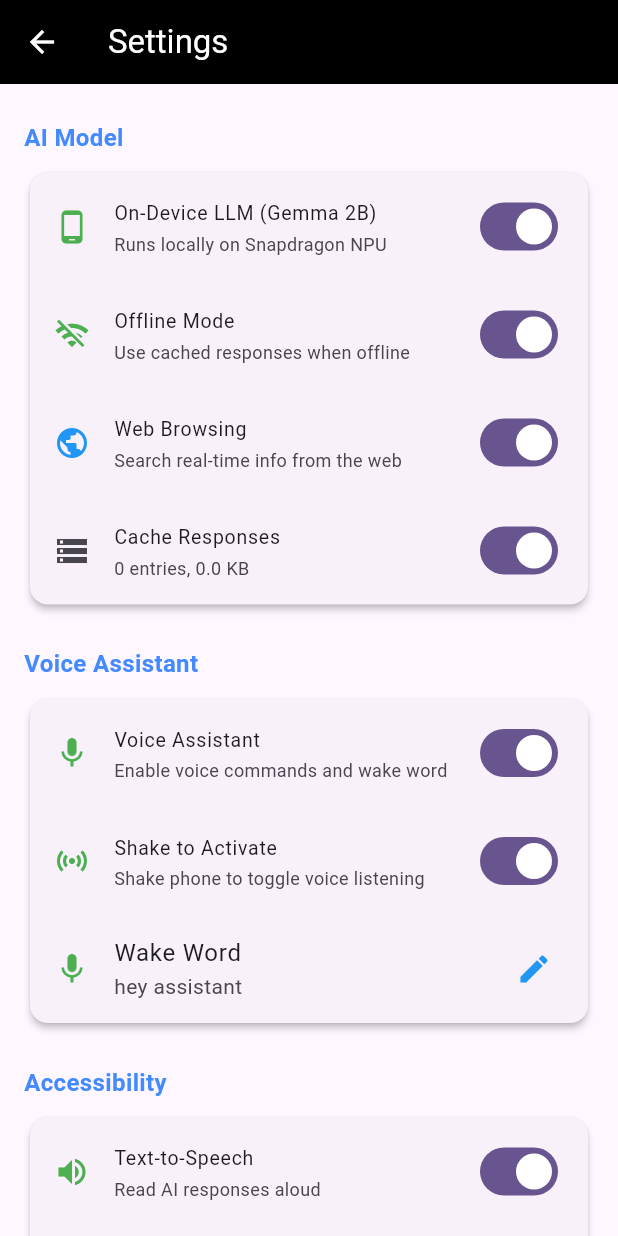
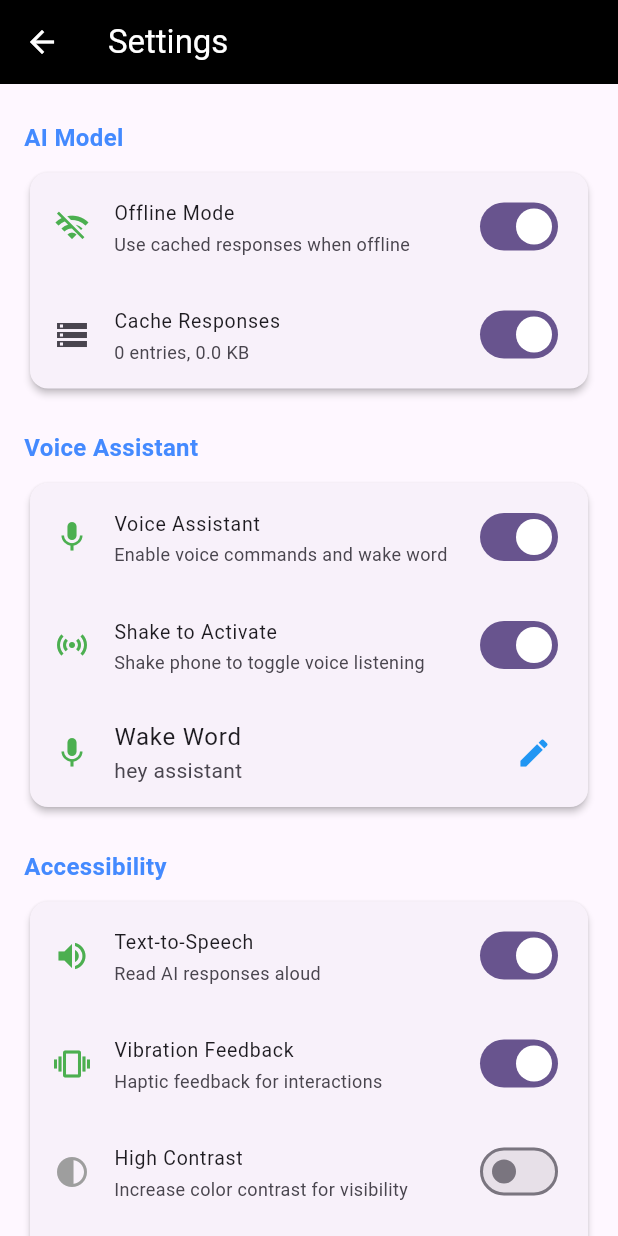
Before and after one commit to jhansipallapothu/iqoo-hackathon, a Flutter app: the screen it shows after launch, after a tap on the "gps fixed" icon, after a tap on the "mail outline" icon, after a tap on the "settings" icon, on a phone screen of 412 x 824 dp. Run offline on Flutter 3.47's test engine with Material 3 defaults, Android fonts, the phone set to English and light mode, and no system bars; our stand-ins replace camera, connectivity_plus, dash_chat_2, flutter_gemini, flutter_tts, geocoding and 6 more; missing offline and left inert: another_telephony, google_mlkit_text_recognition.

Commit message:
Fixes from the device test pass + brutal-review S1 items
- homepage AppBar: mode name was truncating to "Rea..." / "Expl...". Removed
  the (now inert) voice-assistant button, titleSpacing 8, font 21, fade
  overflow. "Read & Explain" now fits.
- sms_classifier: OTP fraud rule was flagging legit brand OTPs that carry
  their own vanity domain ("...-PWALLA @www.pw.live") as SCAM. Now DANGER only
  for a real tappable link (http/shortener), "click", "call"+number, or
  link+urgency; a bare domain is CAUTION ("type the address yourself"). Self-
  check updated, passes.
- ai_service: on a TimeoutException, stop trying more models (network is down,
  the next model times out too) - was burning 3x15s. Non-timeout errors
  (503/404) still fall through to the next model.
- config_service: _loadConfigs now re-applies saved feature_* prefs after
  loading the asset defaults - Settings toggles were resetting every restart.
- settings_screen: removed the On-Device LLM and Web Browsing toggles (neither
  feature is wired). Dead fields/cases cleaned.

Co-Authored-By: Claude Sonnet 5 <noreply@anthropic.com>
Claude-Session: https://claude.ai/code/session_01WSTdr2X8bAFz29ncqyeHEf

```diff
--- a/lib/screens/homepage.dart
+++ b/lib/screens/homepage.dart
@@ -640,6 +640,7 @@ class _HomeScreenState extends State<HomeScreen> with WidgetsBindingObserver {
     return AppBar(
       automaticallyImplyLeading: false,
       toolbarHeight: 72,
+      titleSpacing: 8, // don't let the actions squeeze the mode name to "Rea…"
       // The most prominent text = what mode you're in and how to use it, big and
       // bold. The address lives in the spoken location sentence, not here.
       title: Semantics(
@@ -652,15 +653,18 @@ class _HomeScreenState extends State<HomeScreen> with WidgetsBindingObserver {
           children: [
             Text(
               _getModeName(_selectedIndex),
+              maxLines: 1,
+              softWrap: false,
+              overflow: TextOverflow.fade,
               style: const TextStyle(
                 color: Colors.white,
-                fontSize: 24,
+                fontSize: 21,
                 fontWeight: FontWeight.w800,
               ),
             ),
             Text(
               _modeInstruction(isTamil),
-              style: const TextStyle(color: Colors.white70, fontSize: 13),
+              style: const TextStyle(color: Colors.white70, fontSize: 12),
               maxLines: 1,
               overflow: TextOverflow.ellipsis,
             ),
@@ -669,7 +673,6 @@ class _HomeScreenState extends State<HomeScreen> with WidgetsBindingObserver {
       ),
       backgroundColor: Colors.black,
       actions: [
-        _buildVoiceAssistantButton(isTamil),
         _buildGPSIndicator(),
         _buildNetworkIndicator(isOnline),
         _buildAccessibilityButton(isTamil),
@@ -690,23 +693,6 @@ class _HomeScreenState extends State<HomeScreen> with WidgetsBindingObserver {
           tooltip: _localization.tr('settings'),
         ),
       ],
-    );
-  }
-
-  Widget _buildVoiceAssistantButton(bool isTamil) {
-    return Semantics(
-      button: true,
-      label: _voiceAssistantActive ? (isTamil ? 'தொல்காப்பியний நிறுத்து' : 'Stop Voice Assistant') : (isTamil ? 'தொல்காப்பியன் துவக்கு' : 'Start Voice Assistant'),
-      hint: isTamil ? 'அனைத்து காட்சிகளுக்கும் குரல் கட்டளைகளை இயக்கவும்' : 'Enable voice commands for all screens',
-      child: IconButton(
-        icon: Icon(
-          _voiceAssistantActive ? Icons.mic : Icons.mic_none,
-          color: _voiceAssistantActive ? Colors.greenAccent : Colors.blue,
-          size: 28,
-        ),
-        onPressed: _toggleVoiceAssistant,
-        tooltip: _voiceAssistantActive ? 'Stop Voice Assistant' : 'Start Voice Assistant',
-      ),
     );
   }
 
--- a/lib/screens/settings_screen.dart
+++ b/lib/screens/settings_screen.dart
@@ -23,12 +23,10 @@ class _SettingsScreenState extends State<SettingsScreen> {
   final OfflineCacheService _cacheService = OfflineCacheService();
   final VoiceAssistantService _voiceAssistant = VoiceAssistantService();
 
-  bool _onDeviceLLM = false;
   bool _offlineMode = false;
   bool _gpsEnabled = false;
   bool _ttsEnabled = false;
   bool _vibrationFeedback = false;
-  bool _webBrowsing = false;
   bool _voiceAssistantEnabled = false;
   bool _shakeWakeWord = false;
   bool _highContrast = false;
@@ -56,12 +54,10 @@ class _SettingsScreenState extends State<SettingsScreen> {
         (e) => debugPrint('Voice assistant init failed: $e'));
 
     setState(() {
-      _onDeviceLLM = _configService.appConfig.features.onDeviceLLM;
       _offlineMode = _configService.appConfig.features.offlineMode;
       _gpsEnabled = _configService.appConfig.features.gpsEnabled;
       _ttsEnabled = _configService.appConfig.features.ttsEnabled;
       _vibrationFeedback = _configService.appConfig.features.vibrationFeedback;
-      _webBrowsing = _configService.appConfig.features.webBrowsing;
       _voiceAssistantEnabled = _configService.appConfig.features.voiceAssistant;
       _shakeWakeWord = _configService.appConfig.features.shakeWakeWord;
       _highContrast = _configService.appConfig.features.highContrast;
@@ -84,7 +80,6 @@ class _SettingsScreenState extends State<SettingsScreen> {
     setState(() {
       switch (feature) {
         case 'on_device_llm':
-          _onDeviceLLM = value;
           _aiService.setUseOnDevice(value);
           break;
         case 'offline_mode':
@@ -100,7 +95,6 @@ class _SettingsScreenState extends State<SettingsScreen> {
           _vibrationFeedback = value;
           break;
         case 'web_browsing':
-          _webBrowsing = value;
           break;
         case 'voice_assistant':
           _voiceAssistantEnabled = value;
@@ -239,26 +233,15 @@ class _SettingsScreenState extends State<SettingsScreen> {
               padding: const EdgeInsets.all(16),
               children: [
                 _buildSection(isTamil ? 'AI மாதிரி' : 'AI Model', [
-                  _buildSwitchTile(
-                    title: 'On-Device LLM (Gemma 2B)',
-                    subtitle: 'Runs locally on Snapdragon NPU',
-                    value: _onDeviceLLM,
-                    onChanged: (v) => _toggleFeature('on_device_llm', v),
-                    leading: Icon(_onDeviceLLM ? Icons.phone_android : Icons.cloud, color: _onDeviceLLM ? Colors.green : Colors.orange),
-                  ),
+                  // On-Device LLM and Web Browsing toggles removed: neither is
+                  // wired (on_device_llm_service is a stub; web browsing has no
+                  // working destination). Re-add when they actually do something.
                   _buildSwitchTile(
                     title: 'Offline Mode',
                     subtitle: 'Use cached responses when offline',
                     value: _offlineMode,
                     onChanged: (v) => _toggleFeature('offline_mode', v),
                     leading: Icon(_offlineMode ? Icons.wifi_off : Icons.wifi, color: _offlineMode ? Colors.green : Colors.grey),
-                  ),
-                  _buildSwitchTile(
-                    title: 'Web Browsing',
-                    subtitle: 'Search real-time info from the web',
-                    value: _webBrowsing,
-                    onChanged: (v) => _toggleFeature('web_browsing', v),
-                    leading: Icon(_webBrowsing ? Icons.public : Icons.public_off, color: _webBrowsing ? Colors.blue : Colors.grey),
                   ),
                   _buildSwitchTile(
                     title: 'Cache Responses',
--- a/lib/services/config_service.dart
+++ b/lib/services/config_service.dart
@@ -24,6 +24,12 @@ class ConfigService {
     _initialized = true;
   }
 
+  static const _featureKeys = [
+    'on_device_llm', 'offline_mode', 'tamil_support', 'gps_enabled',
+    'tts_enabled', 'vibration_feedback', 'web_browsing', 'voice_assistant',
+    'shake_wake_word', 'high_contrast', 'large_text', 'accessibility_mode',
+  ];
+
   Future<void> _loadConfigs() async {
     try {
       final appConfigJson = await rootBundle.loadString('assets/config/app_config.json');
@@ -33,6 +39,14 @@ class ConfigService {
       final promptsJson = await rootBundle.loadString('assets/config/prompts.json');
       final promptsMap = json.decode(promptsJson);
       _promptsConfig = PromptsConfig.fromJson(promptsMap);
+
+      // Re-apply any toggles the user changed in Settings — without this the
+      // asset defaults win on every restart and the switches don't stick.
+      final prefs = await SharedPreferences.getInstance();
+      for (final f in _featureKeys) {
+        final saved = prefs.getBool('feature_$f');
+        if (saved != null) await updateFeature(f, saved);
+      }
     } catch (e) {
       throw Exception('Failed to load configs: $e');
     }
```
Also changed, not shown: lib/services/ai_service.dart (+10 -4 lines), lib/services/sms_classifier.dart (+35 -3 lines).
